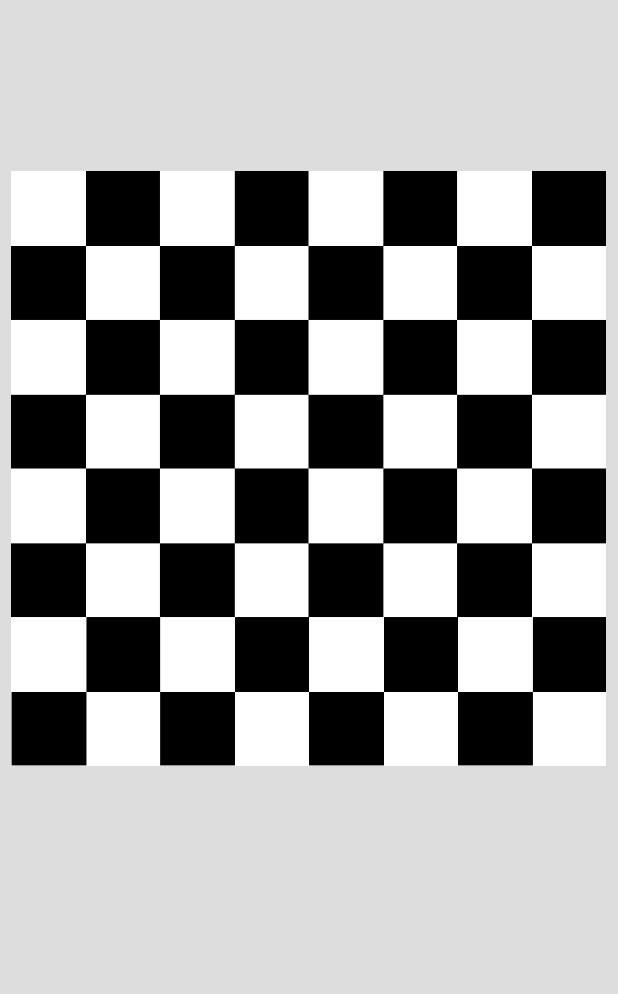
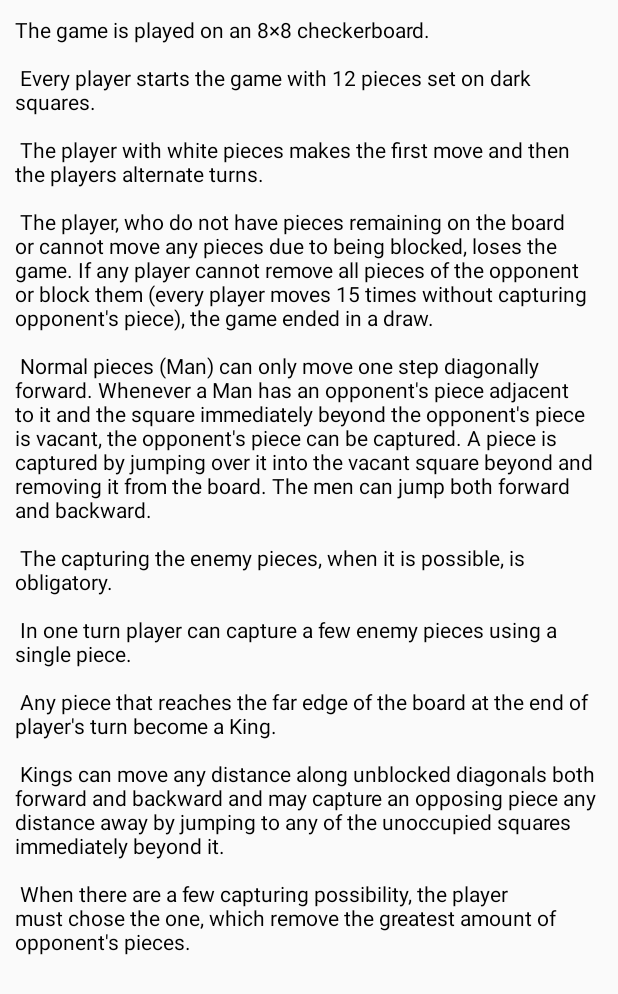
Before and after one commit to Szczepaniak-M/Checkers, an Android app: the GameFragment screen opened through its navigation route, in the side drawer, after a tap on "Rules", on a phone screen of 412 x 824 dp. Shown: the top 994 px of the screen. Run offline under Robolectric (Android 15) with nearby library versions, the phone set to English and light mode, and no system bars; our stand-ins replace navigation-ui.

```diff
--- a/app/build.gradle
+++ b/app/build.gradle
@@ -1,4 +1,5 @@
 apply plugin: 'com.android.application'
+apply plugin: "androidx.navigation.safeargs"
 
 android {
     compileSdkVersion 28
--- a/app/src/main/java/org/pwanb/checkers/MainActivity.java
+++ b/app/src/main/java/org/pwanb/checkers/MainActivity.java
@@ -1,13 +1,18 @@
 package org.pwanb.checkers;
 
 import android.os.Bundle;
+import android.util.Log;
 import android.view.Menu;
 import android.view.MenuItem;
+import android.view.View;
 
 
 import androidx.annotation.NonNull;
+import androidx.annotation.Nullable;
 import androidx.appcompat.app.AppCompatActivity;
+import androidx.core.view.GravityCompat;
 import androidx.navigation.NavController;
+import androidx.navigation.NavDestination;
 import androidx.navigation.Navigation;
 import androidx.navigation.ui.NavigationUI;
 
@@ -15,34 +20,36 @@ import com.google.android.material.navigation.NavigationView;
 
 import androidx.drawerlayout.widget.DrawerLayout;
 
+import org.pwanb.checkers.ui.game.GameFragment;
+import org.pwanb.checkers.ui.home.HomeFragment;
+import org.pwanb.checkers.ui.rules.RulesFragment;
 
 
-public class MainActivity extends AppCompatActivity {
+public class MainActivity extends AppCompatActivity implements NavController.OnDestinationChangedListener {
 
     private Menu menu;
-
+    private NavigationView navigationView;
+    private DrawerLayout drawer;
 
     @Override
     protected void onCreate(Bundle savedInstanceState) {
         super.onCreate(savedInstanceState);
         setContentView(R.layout.activity_main);
-        DrawerLayout drawer = findViewById(R.id.drawer_layout);
-        NavigationView navigationView = findViewById(R.id.nav_view);
-        navigationView.setNavigationItemSelectedListener(new NavigationView.OnNavigationItemSelectedListener() {
-            @Override
-            public boolean onNavigationItemSelected(@NonNull MenuItem menuItem) {
-                switch(menuItem.getItemId()){
-
-                }
-                return true;
-            }
-        });
+        drawer = findViewById(R.id.drawer_layout);
+        navigationView = findViewById(R.id.nav_view);
+        //navigationView.getMenu().
         NavController navController = Navigation.findNavController(this, R.id.fragment_container);
+        navController.addOnDestinationChangedListener(this);
         NavigationUI.setupWithNavController(navigationView, navController);
     }
 
-
-
-
-
+    @Override
+    public void onDestinationChanged(@NonNull NavController controller,
+                                     @NonNull NavDestination destination, @Nullable Bundle arguments) {
+        if(destination.getId() == R.id.nav_game) {
+            navigationView.getMenu().findItem(R.id.nav_game_option).setVisible(true);
+        } else {
+            navigationView.getMenu().findItem(R.id.nav_game_option).setVisible(false);
+        }
+    }
 }
--- a/app/src/main/java/org/pwanb/checkers/ui/game/GameFragment.java
+++ b/app/src/main/java/org/pwanb/checkers/ui/game/GameFragment.java
@@ -50,6 +50,9 @@ public class GameFragment extends Fragment {
                 }
             }
         }
+        boolean red = GameFragmentArgs.fromBundle(getArguments()).getRed();
+        boolean white = GameFragmentArgs.fromBundle(getArguments()).getWhite();
+        System.out.println(red+" "+white);
 
         return view;
     }
--- a/app/src/main/java/org/pwanb/checkers/ui/home/HomeFragment.java
+++ b/app/src/main/java/org/pwanb/checkers/ui/home/HomeFragment.java
@@ -10,14 +10,15 @@ import android.widget.Button;
 import androidx.annotation.NonNull;
 import androidx.appcompat.app.AlertDialog;
 import androidx.fragment.app.Fragment;
-import androidx.fragment.app.FragmentActivity;
 import androidx.lifecycle.ViewModelProviders;
+import androidx.navigation.Navigation;
 
 
-import com.google.android.material.navigation.NavigationView;
+
 
 import org.pwanb.checkers.R;
-import org.pwanb.checkers.ui.game.GameFragment;
+import org.pwanb.checkers.ui.game.GameFragmentDirections;
+
 
 public class HomeFragment extends Fragment {
 
@@ -68,17 +69,10 @@ public class HomeFragment extends Fragment {
     }
 
     private void replaceGameFragment(boolean white, boolean red) {
-        FragmentActivity fragmentActivity = getActivity();
-        GameFragment gameFragment = new GameFragment ();
-        Bundle args = new Bundle();
-        args.putBoolean("whitePlayer", white);
-        args.putBoolean("redPlayer", red);
-        gameFragment.setArguments(args);
-        fragmentActivity.getSupportFragmentManager().beginTransaction()
-                .replace(R.id.fragment_container, gameFragment)
-                .commit();
-        NavigationView navigationView = getActivity().findViewById(R.id.nav_view);
-        navigationView.setCheckedItem(R.id.nav_game);
-        navigationView.getMenu().findItem(R.id.nav_game_option).setVisible(true);
+        HomeFragmentDirections.ActionNavHomeToNavGame action =  HomeFragmentDirections.actionNavHomeToNavGame();
+        action.setRed(white);
+        action.setRed(red);
+        Navigation.findNavController(getView()).navigate(action);
+
     }
 }
--- /dev/null
+++ b/app/src/main/java/org/pwanb/checkers/ui/rules/RulesFragment.java
@@ -0,0 +1,29 @@
+package org.pwanb.checkers.ui.rules;
+
+import android.os.Bundle;
+
+import android.view.LayoutInflater;
+import android.view.View;
+import android.view.ViewGroup;
+
+
+import androidx.annotation.NonNull;
+import androidx.fragment.app.Fragment;
+import androidx.lifecycle.ViewModelProviders;
+
+import org.pwanb.checkers.R;
+
+public class RulesFragment extends Fragment {
+
+    private RulesViewModel rulesViewModel;
+
+    public View onCreateView(@NonNull LayoutInflater inflater,
+                             ViewGroup container, Bundle savedInstanceState) {
+        rulesViewModel =
+                ViewModelProviders.of(this).get(RulesViewModel.class);
+        container.removeAllViews();
+        View view = inflater.inflate(R.layout.fragment_rules, container, false);
+        return view;
+    }
+
+}
--- /dev/null
+++ b/app/src/main/java/org/pwanb/checkers/ui/rules/RulesViewModel.java
@@ -0,0 +1,36 @@
+package org.pwanb.checkers.ui.rules;
+
+import androidx.lifecycle.MutableLiveData;
+import androidx.lifecycle.ViewModel;
+
+public class RulesViewModel extends ViewModel {
+
+    private MutableLiveData<Boolean> playerWhite;
+    private MutableLiveData<Boolean> playerRed;
+
+    public RulesViewModel() {
+        playerWhite = new MutableLiveData<>();
+        playerWhite.setValue(true);
+
+        playerRed = new MutableLiveData<>();
+        playerRed.setValue(true);
+    }
+
+    public boolean isPlayerWhite() {
+        return playerWhite.getValue();
+    }
+
+    public boolean isPlayerRed() {
+        return playerRed.getValue();
+    }
+
+    public void setPlayerWhite(boolean playerWhite) {
+        this.playerWhite.setValue(playerWhite);
+    }
+
+    public void setPlayerRed(boolean playerRed) {
+        this.playerRed.setValue(playerRed);
+    }
+
+
+}
--- a/app/src/main/res/layout/activity_main.xml
+++ b/app/src/main/res/layout/activity_main.xml
@@ -8,6 +8,11 @@
     android:fitsSystemWindows="true"
     tools:openDrawer="start">
 
+    <include
+        layout="@layout/fragment_container"
+        android:layout_width="match_parent"
+        android:layout_height="match_parent" />
+
     <com.google.android.material.navigation.NavigationView
         android:id="@+id/nav_view"
         android:layout_width="wrap_content"
@@ -17,9 +22,4 @@
         app:headerLayout="@layout/nav_header"
         app:menu="@menu/nav_menu" />
 
-    <include
-        layout="@layout/fragment_container"
-        android:layout_width="match_parent"
-        android:layout_height="match_parent" />
-
 </androidx.drawerlayout.widget.DrawerLayout>
--- a/app/src/main/res/menu/nav_menu.xml
+++ b/app/src/main/res/menu/nav_menu.xml
@@ -14,10 +14,9 @@
             android:icon="@drawable/ic_play"
             android:title="@string/game" />
         <item
-            android:id="@+id/nax_rules"
+            android:id="@+id/nav_rules"
             android:icon="@drawable/ic_info"
             android:title="@string/rules" />
-
     </group>
 
     <item
@@ -35,7 +34,7 @@
                 android:icon="@drawable/ic_player"
                 android:title="@string/player" />
             <item
-                android:id="@+id/nax_replay"
+                android:id="@+id/nav_replay"
                 android:icon="@drawable/ic_replay"
                 android:title="@string/replay" />
 
@@ -44,7 +43,7 @@
     </item>
 
     <item
-        android:id="@+id/nax_authors"
+        android:id="@+id/nav_authors"
         android:icon="@drawable/ic_info"
         android:title="@string/authors" />
 
--- a/app/src/main/res/navigation/mobile_navigation.xml
+++ b/app/src/main/res/navigation/mobile_navigation.xml
@@ -3,19 +3,66 @@
     xmlns:app="http://schemas.android.com/apk/res-auto"
     xmlns:tools="http://schemas.android.com/tools"
     android:id="@+id/mobile_navigation"
-    app:startDestination="@+id/nav_home">
+    app:startDestination="@id/nav_home">
 
     <fragment
         android:id="@+id/nav_home"
         android:name="org.pwanb.checkers.ui.home.HomeFragment"
         android:label="@string/menu_home"
-        tools:layout="@layout/fragment_home" />
+        tools:layout="@layout/fragment_home">
+        <action
+            android:id="@+id/action_nav_home_to_nav_rules"
+            app:destination="@id/nav_rules"
+            app:popUpTo="@+id/nav_rules"
+            app:popUpToInclusive="true" />
+        <action
+            android:id="@+id/action_nav_home_to_nav_game"
+            app:destination="@id/nav_game"
+            app:popUpTo="@+id/nav_game"
+            app:popUpToInclusive="true" />
+    </fragment>
 
     <fragment
         android:id="@+id/nav_game"
         android:name="org.pwanb.checkers.ui.game.GameFragment"
         android:label="@string/menu_game"
-        tools:layout="@layout/fragment_game" />
+        tools:layout="@layout/fragment_game">
+        <argument
+            android:name="white"
+            app:argType="boolean"
+            android:defaultValue="true" />
+        <argument
+            android:name="red"
+            app:argType="boolean"
+            android:defaultValue="true" />
+        <action
+            android:id="@+id/action_nav_game_to_nav_rules"
+            app:destination="@id/nav_rules"
+            app:popUpTo="@+id/nav_rules"
+            app:popUpToInclusive="true" />
+        <action
+            android:id="@+id/action_nav_game_to_nav_home2"
+            app:destination="@id/nav_home"
+            app:popUpTo="@+id/nav_home"
+            app:popUpToInclusive="true" />
+    </fragment>
+
+    <fragment
+        android:id="@+id/nav_rules"
+        android:name="org.pwanb.checkers.ui.rules.RulesFragment"
+        android:label="@string/menu_rules"
+        tools:layout="@layout/fragment_rules">
+        <action
+            android:id="@+id/action_nav_rules_to_nav_game"
+            app:destination="@id/nav_game"
+            app:popUpTo="@+id/nav_game"
+            app:popUpToInclusive="true" />
+        <action
+            android:id="@+id/action_nav_rules_to_nav_home2"
+            app:destination="@id/nav_home"
+            app:popUpTo="@+id/nav_home"
+            app:popUpToInclusive="true" />
+    </fragment>
 
 
 </navigation>
--- a/app/src/main/res/values/strings.xml
+++ b/app/src/main/res/values/strings.xml
@@ -44,4 +44,5 @@
         When there are a few capturing possibility, the player must chose the one, which remove
         the greatest amount of opponent\'s pieces.
     </string>
+    <string name="menu_rules">Rules</string>
 </resources>
--- a/build.gradle
+++ b/build.gradle
@@ -8,7 +8,7 @@ buildscript {
     }
     dependencies {
         classpath 'com.android.tools.build:gradle:3.5.0'
-
+        classpath "androidx.navigation:navigation-safe-args-gradle-plugin:2.1.0"
         // NOTE: Do not place your application dependencies here; they belong
         // in the individual module build.gradle files
     }
```
